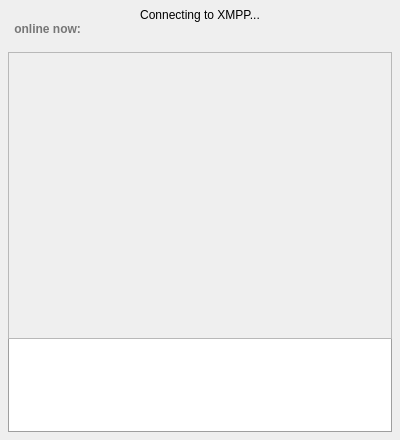
The window that interface/ui/chatWindow.ui (vircadia/vircadia-native-core) describes before a commit, drawn with Qt 5.
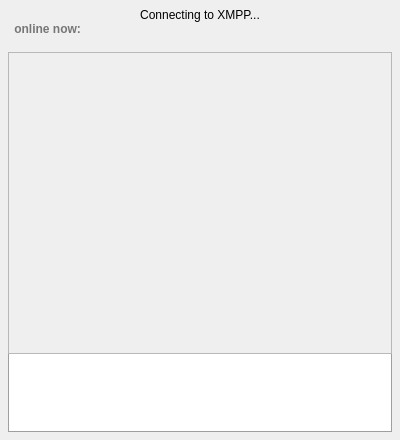
The same window after the commit. Custom widgets are drawn as their Qt base class.

Commit message: remove font settings for chat entry

Diff of the .ui file:
```diff
--- a/interface/ui/chatWindow.ui
+++ b/interface/ui/chatWindow.ui
@@ -225,15 +225,6 @@
             <height>60</height>
            </size>
           </property>
-          <property name="font">
-           <font>
-            <family>Helvetica,Arial,sans-serif</family>
-            <pointsize>14</pointsize>
-           </font>
-          </property>
-          <property name="styleSheet">
-           <string notr="true"/>
-          </property>
           <property name="frameShape">
            <enum>QFrame::NoFrame</enum>
           </property>
```
